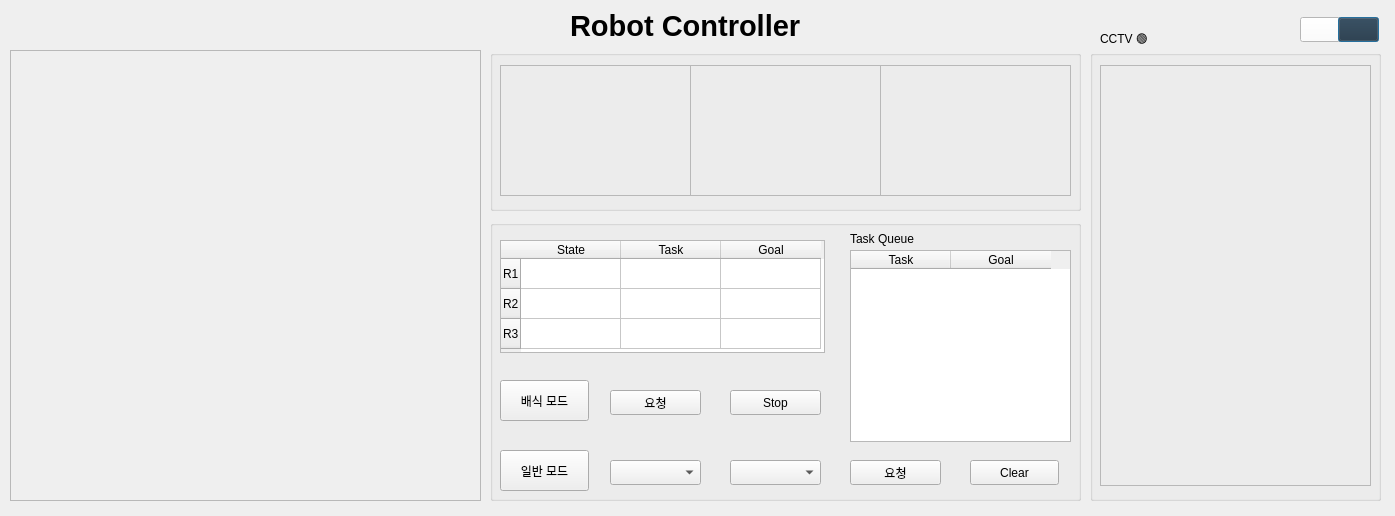
Above: nursing_home/src/ui_pkg/ui_pkg/monitoring.ui from addinedu-ros-3rd/ros-repo-1 before the change. Below: the same form after it.
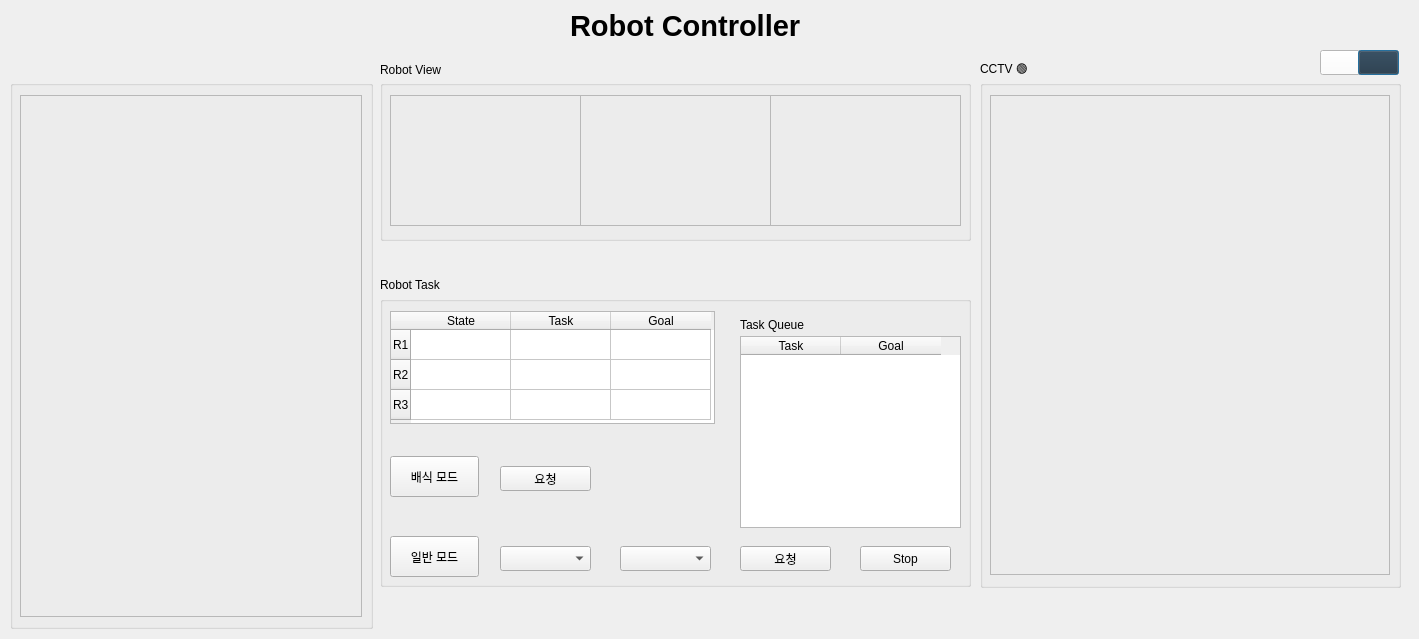
That is the form after the change.

Commit message: fix : UI emergency 기능 추가

What changed in the file:
```diff
--- a/nursing_home/src/ui_pkg/ui_pkg/monitoring.ui
+++ b/nursing_home/src/ui_pkg/ui_pkg/monitoring.ui
@@ -6,8 +6,8 @@
    <rect>
     <x>0</x>
     <y>0</y>
-    <width>1395</width>
-    <height>516</height>
+    <width>1419</width>
+    <height>639</height>
    </rect>
   </property>
   <property name="windowTitle">
@@ -22,8 +22,8 @@
   <widget class="QPushButton" name="dark_btn">
    <property name="geometry">
     <rect>
-     <x>1338</x>
-     <y>17</y>
+     <x>1358</x>
+     <y>50</y>
      <width>41</width>
      <height>25</height>
     </rect>
@@ -38,8 +38,8 @@
   <widget class="QPushButton" name="white_btn">
    <property name="geometry">
     <rect>
-     <x>1300</x>
-     <y>17</y>
+     <x>1320</x>
+     <y>50</y>
      <width>41</width>
      <height>25</height>
     </rect>
@@ -145,8 +145,8 @@
   <widget class="QGroupBox" name="cam_group">
    <property name="geometry">
     <rect>
-     <x>490</x>
-     <y>50</y>
+     <x>380</x>
+     <y>80</y>
      <width>591</width>
      <height>161</height>
     </rect>
@@ -230,10 +230,10 @@
   <widget class="QGroupBox" name="request_group">
    <property name="geometry">
     <rect>
-     <x>490</x>
-     <y>220</y>
+     <x>380</x>
+     <y>296</y>
      <width>591</width>
-     <height>281</height>
+     <height>291</height>
     </rect>
    </property>
    <property name="title">
@@ -243,7 +243,7 @@
     <property name="geometry">
      <rect>
       <x>360</x>
-      <y>30</y>
+      <y>40</y>
       <width>221</width>
       <height>192</height>
      </rect>
@@ -263,7 +263,7 @@
     <property name="geometry">
      <rect>
       <x>120</x>
-      <y>240</y>
+      <y>250</y>
       <width>91</width>
       <height>25</height>
      </rect>
@@ -273,7 +273,7 @@
     <property name="geometry">
      <rect>
       <x>240</x>
-      <y>240</y>
+      <y>250</y>
       <width>91</width>
       <height>25</height>
      </rect>
@@ -296,7 +296,7 @@
     <property name="geometry">
      <rect>
       <x>10</x>
-      <y>230</y>
+      <y>240</y>
       <width>89</width>
       <height>41</height>
      </rect>
@@ -308,8 +308,8 @@
    <widget class="QPushButton" name="serve_stop">
     <property name="geometry">
      <rect>
-      <x>240</x>
-      <y>170</y>
+      <x>480</x>
+      <y>250</y>
       <width>91</width>
       <height>25</height>
      </rect>
@@ -325,7 +325,7 @@
     <property name="geometry">
      <rect>
       <x>10</x>
-      <y>20</y>
+      <y>15</y>
       <width>325</width>
       <height>113</height>
      </rect>
@@ -376,7 +376,7 @@
     <property name="geometry">
      <rect>
       <x>360</x>
-      <y>240</y>
+      <y>250</y>
       <width>91</width>
       <height>25</height>
      </rect>
@@ -402,7 +402,7 @@
     <property name="geometry">
      <rect>
       <x>360</x>
-      <y>10</y>
+      <y>20</y>
       <width>91</width>
       <height>17</height>
      </rect>
@@ -411,27 +411,14 @@
      <string>Task Queue</string>
     </property>
    </widget>
-   <widget class="QPushButton" name="clear_btn">
-    <property name="geometry">
-     <rect>
-      <x>480</x>
-      <y>240</y>
-      <width>89</width>
-      <height>25</height>
-     </rect>
-    </property>
-    <property name="text">
-     <string>Clear</string>
-    </property>
-   </widget>
   </widget>
   <widget class="QLabel" name="time_label">
    <property name="geometry">
     <rect>
      <x>10</x>
-     <y>30</y>
+     <y>60</y>
      <width>119</width>
-     <height>16</height>
+     <height>20</height>
     </rect>
    </property>
    <property name="text">
@@ -461,53 +448,11 @@
     <string>Robot Controller</string>
    </property>
   </widget>
-  <widget class="QLabel" name="label">
-   <property name="geometry">
-    <rect>
-     <x>500</x>
-     <y>40</y>
-     <width>591</width>
-     <height>461</height>
-    </rect>
-   </property>
-   <property name="text">
-    <string/>
-   </property>
-  </widget>
-  <widget class="QGroupBox" name="cctv_group">
-   <property name="geometry">
-    <rect>
-     <x>1090</x>
-     <y>50</y>
-     <width>291</width>
-     <height>451</height>
-    </rect>
-   </property>
-   <property name="title">
-    <string/>
-   </property>
-   <widget class="QLabel" name="cctv_cam">
-    <property name="geometry">
-     <rect>
-      <x>10</x>
-      <y>15</y>
-      <width>271</width>
-      <height>421</height>
-     </rect>
-    </property>
-    <property name="frameShape">
-     <enum>QFrame::StyledPanel</enum>
-    </property>
-    <property name="text">
-     <string/>
-    </property>
-   </widget>
-  </widget>
   <widget class="QLabel" name="cctv_label">
    <property name="geometry">
     <rect>
-     <x>1100</x>
-     <y>30</y>
+     <x>980</x>
+     <y>60</y>
      <width>181</width>
      <height>20</height>
     </rect>
@@ -516,28 +461,110 @@
     <string>CCTV 🟢</string>
    </property>
   </widget>
-  <widget class="QLabel" name="map_label">
-   <property name="enabled">
-    <bool>true</bool>
-   </property>
+  <widget class="QGroupBox" name="map_group">
    <property name="geometry">
     <rect>
      <x>10</x>
-     <y>50</y>
-     <width>471</width>
-     <height>451</height>
+     <y>80</y>
+     <width>363</width>
+     <height>549</height>
+    </rect>
+   </property>
+   <property name="title">
+    <string/>
+   </property>
+   <widget class="QLabel" name="map_label">
+    <property name="enabled">
+     <bool>true</bool>
+    </property>
+    <property name="geometry">
+     <rect>
+      <x>10</x>
+      <y>15</y>
+      <width>342</width>
+      <height>522</height>
+     </rect>
+    </property>
+    <property name="font">
+     <font>
+      <underline>false</underline>
+     </font>
+    </property>
+    <property name="frameShape">
+     <enum>QFrame::StyledPanel</enum>
+    </property>
+    <property name="text">
+     <string/>
+    </property>
+   </widget>
+  </widget>
+  <widget class="QGroupBox" name="cctv_group">
+   <property name="geometry">
+    <rect>
+     <x>980</x>
+     <y>80</y>
+     <width>421</width>
+     <height>508</height>
+    </rect>
+   </property>
+   <property name="title">
+    <string/>
+   </property>
+   <widget class="QLabel" name="cam_label">
+    <property name="enabled">
+     <bool>true</bool>
+    </property>
+    <property name="geometry">
+     <rect>
+      <x>10</x>
+      <y>15</y>
+      <width>400</width>
+      <height>480</height>
+     </rect>
+    </property>
+    <property name="font">
+     <font>
+      <underline>false</underline>
+     </font>
+    </property>
+    <property name="frameShape">
+     <enum>QFrame::StyledPanel</enum>
+    </property>
+    <property name="text">
+     <string/>
+    </property>
+   </widget>
+  </widget>
+  <widget class="QLabel" name="view_label">
+   <property name="geometry">
+    <rect>
+     <x>380</x>
+     <y>60</y>
+     <width>181</width>
+     <height>20</height>
     </rect>
    </property>
    <property name="font">
     <font>
-     <underline>false</underline>
+     <weight>50</weight>
+     <bold>false</bold>
     </font>
    </property>
-   <property name="frameShape">
-    <enum>QFrame::StyledPanel</enum>
+   <property name="text">
+    <string>Robot View</string>
    </property>
+  </widget>
+  <widget class="QLabel" name="task_label">
+   <property name="geometry">
+    <rect>
+     <x>380</x>
+     <y>275</y>
+     <width>181</width>
+     <height>20</height>
+    </rect>
+   </property>
    <property name="text">
-    <string/>
+    <string>Robot Task</string>
    </property>
   </widget>
   <zorder>label</zorder>
```
Left out of the diff: 7 changed lines with no effect on the pictures. The commit also changes 1 other file.
